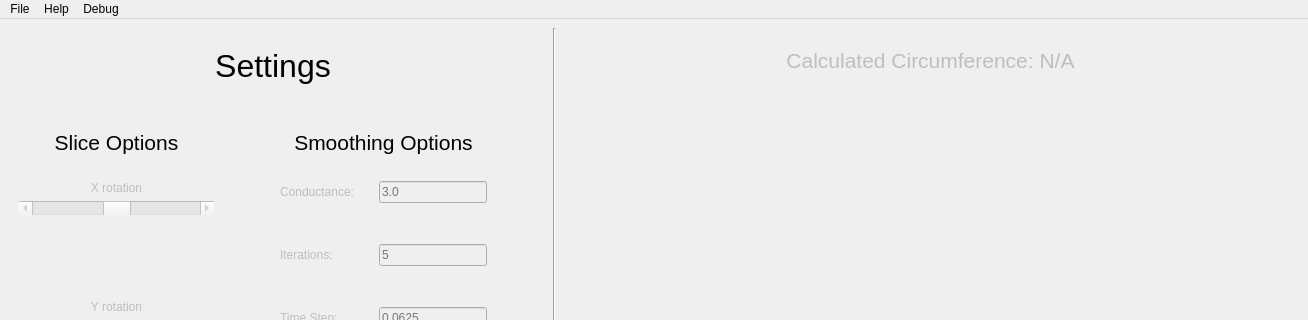
NIRALUser/NeuroRuler, file src/GUI/mainwindow.ui: the form before one commit; both pictures show x 0 to 1308 and y 0 to 320 of the 1308 by 864 pixel window.
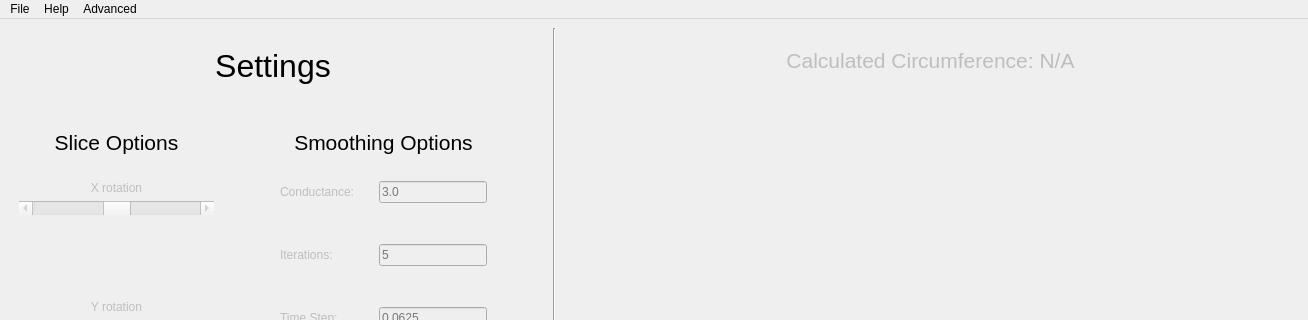
The form after the commit.

Commit message:
Debug/advanced messages display in new window
Need to choose between QDialog and QMessageBox.

See comments in src/GUI/helpers.py for pros and cons.

Patch:
```diff
--- a/src/GUI/mainwindow.ui
+++ b/src/GUI/mainwindow.ui
@@ -1132,7 +1132,7 @@
      <string>Tools for debugging.</string>
     </property>
     <property name="title">
-     <string>Debug</string>
+     <string>Advanced</string>
     </property>
     <addaction name="action_test_stuff"/>
     <addaction name="action_print_metadata"/>
```
Left out of the diff: 4 changed lines with no effect on the pictures. The commit also changes 12 other files.
